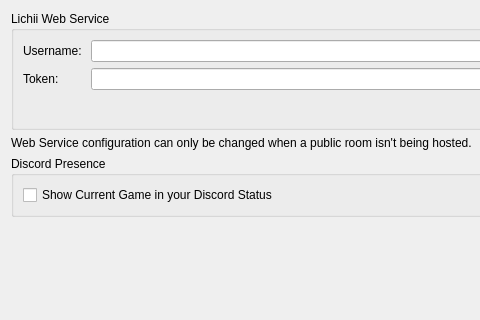
Old version of the form src/lichii/configuration/configure_web.ui in the repository karimalsalah/guarana; both pictures show x 0 to 480 and y 0 to 320 of the 926 by 561 pixel window.
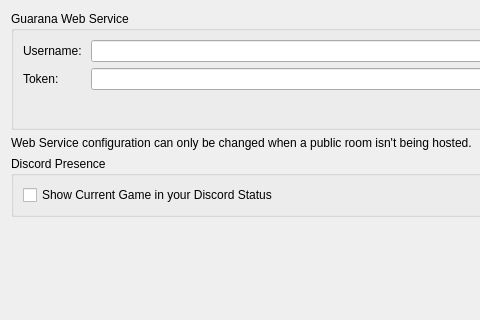
New version of the form.

Commit message:
frontend: rebrand player-visible Lichii to Guarana
Program names guarana/guarana-cli, user data folder guarana with a
copy-only first-start migration from lichii (staged, rolled back on
failure, old folder untouched), user-visible strings, translations,
Windows version info, installer, desktop/metainfo/Info.plist, icons
from the Guarana brand artwork. Internal identifiers, LICHII_* options,
namespaces and file names are unchanged.

```diff
--- a/src/lichii/configuration/configure_web.ui
+++ b/src/lichii/configuration/configure_web.ui
@@ -22,7 +22,7 @@
      <item>
       <widget class="QGroupBox" name="groupBoxWebConfig">
        <property name="title">
-        <string>Lichii Web Service</string>
+        <string>Guarana Web Service</string>
        </property>
        <layout class="QVBoxLayout" name="verticalLayoutLichiiWebService">
         <item>
```
The commit also changes 96 other files.
